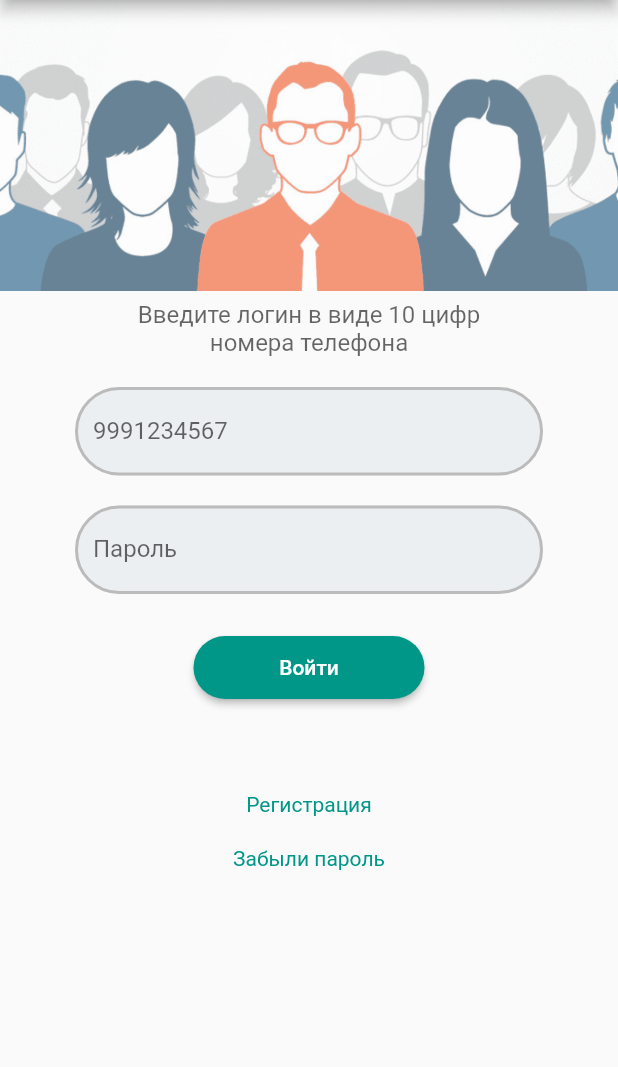
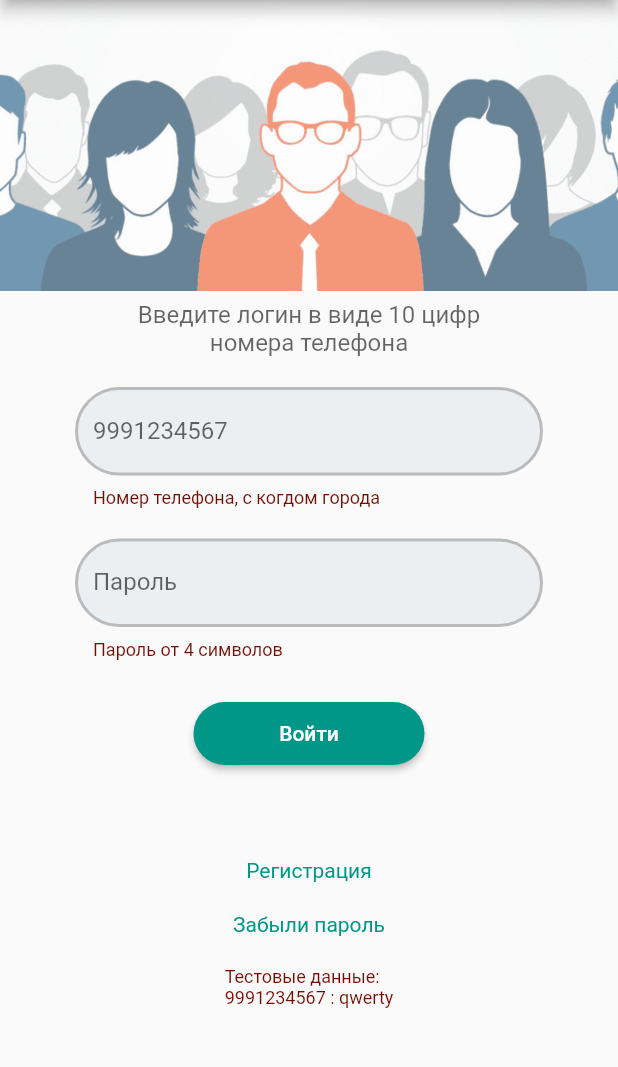
Before and after one commit to iswift-ru/finale_project, a Flutter app: the screen it shows after launch, after a tap on "Войти", on a phone screen of 412 x 824 dp, the part 84-1151 px from its top. Run offline on Flutter 3.47's test engine with Material 2 defaults, Android fonts, the phone set to English and light mode, and no system bars; Roboto replaces fonts that are missing (Georgia, Hing).

Commit message:
авторизация

```diff
--- a/lib/auth.dart
+++ b/lib/auth.dart
@@ -26,6 +26,10 @@ class MainApp extends StatelessWidget {
   }
 }
 
+class AuthData {
+  String phone = "";
+  String pass = "";
+}
 
 class Auth extends StatefulWidget {
   const Auth({Key? key}) : super(key: key);
@@ -35,20 +39,33 @@ class Auth extends StatefulWidget {
 }
 
 class _AuthState extends State<Auth> {
+  final _formKey = GlobalKey<FormState>();
+  AuthData authData = AuthData();
+
+  checkAuth() {
+    if (_formKey.currentState!.validate()) {
+      _formKey.currentState!.save();
+
+      if (authData.phone == "9991234567" && authData.pass == "qwerty")
+        {
+          print("${authData.phone} ${authData.pass} ");
+          return true;
+        }
+      else
+        {
+          return false;
+      }
+    }
+  }
+
   @override
   Widget build(BuildContext context) {
-
     const borderStyle = OutlineInputBorder(
         borderRadius: BorderRadius.all(Radius.circular(36)),
-        borderSide: BorderSide(
-            color: const Color(0xFFbbbbbb), width: 2
-        )
-    );
+        borderSide: BorderSide(color: const Color(0xFFbbbbbb), width: 2));
 
     const linkTextStyle = TextStyle(
-        fontSize: 16,
-        fontWeight: FontWeight.bold,
-        color: Color(0xFF0079D0));
+        fontSize: 16, fontWeight: FontWeight.bold, color: Color(0xFF0079D0));
 
     final ButtonStyle buttonStyle =
         TextButton.styleFrom(primary: Theme.of(context).colorScheme.onPrimary);
@@ -67,57 +84,161 @@ class _AuthState extends State<Auth> {
               alignment: Alignment.topCenter,
               fit: BoxFit.fitWidth,
               opacity: 0.6,
-                )
-            ),
+            )),
             width: double.infinity,
             height: double.infinity,
             padding: EdgeInsets.symmetric(horizontal: 50),
             child: SingleChildScrollView(
-              child: Column(children: [
+              child: Column(
+                children: [
                   // const SizedBox(width: 110, height: 84, child: Image(image: AssetImage('assets/dart-logo.png'),),),
-                SizedBox(height: 200,),
-                const Text('Введите логин в виде 10 цифр\nномера телефона',
-                  style: TextStyle(fontSize: 16, color: Color.fromRGBO(0, 0, 0, 0.6)),
-                  textAlign: TextAlign.center,),
-
-                SizedBox(height: 20,),
-                const TextField(
+                  const SizedBox(
+                    height: 200,
+                  ),
+                  const Text(
+                    'Введите логин в виде 10 цифр\nномера телефона',
+                    style: TextStyle(
+                        fontSize: 16, color: Color.fromRGBO(0, 0, 0, 0.6)),
+                    textAlign: TextAlign.center,
+                  ),
+                  Form(
+                    key: _formKey,
+                    child: Column(
+                      children: <Widget>[
+                        const SizedBox(
+                          height: 20,
+                        ),
+                        TextFormField(
                           keyboardType: TextInputType.phone,
-                  decoration: InputDecoration(
+                          decoration: const InputDecoration(
+                              floatingLabelBehavior:
+                                  FloatingLabelBehavior.never,
                               filled: true,
                               fillColor: Color(0xFFeceff1),
                               enabledBorder: borderStyle,
                               focusedBorder: borderStyle,
+                              errorBorder: borderStyle,
+                              focusedErrorBorder: borderStyle,
                               labelText: '9991234567',
+                              labelStyle: TextStyle(),
+                              errorStyle: TextStyle(
+                                color: Color(0xFF760D03),
+                              )),
+                          onSaved: (value) {
+                            authData.phone = value!.toString();
+                          },
+                          validator: (value) {
+                            if (value!.isEmpty) {
+                              return 'Номер телефона, с когдом города';
+                            }
+                            return null;
+                          },
                         ),
+                        const SizedBox(
+                          height: 20,
                         ),
-                SizedBox(height: 20,),
-                const TextField(
+                        TextFormField(
                           obscureText: true,
-                  decoration: InputDecoration(
+                          decoration: const InputDecoration(
+                              floatingLabelBehavior:
+                                  FloatingLabelBehavior.never,
                               filled: true,
                               fillColor: Color(0xFFeceff1),
                               enabledBorder: borderStyle,
                               focusedBorder: borderStyle,
+                              errorBorder: borderStyle,
+                              focusedErrorBorder: borderStyle,
                               labelText: 'Пароль',
+                              labelStyle: TextStyle(),
+                              errorStyle: TextStyle(
+                                color: Color(0xFF760D03),
+                              )),
+                          onSaved: (value) {
+                            authData.pass = value!.toString();
+                          },
+                          validator: (value) {
+                            if (value!.isEmpty) {
+                              return 'Пароль от 4 символов';
+                            }
+                            return null;
+                          },
+                        ),
+                        const SizedBox(
+                          height: 28,
+                        ),
+                        SizedBox(
+                            width: 154,
+                            height: 42,
+                            child: ElevatedButton(
+                              onPressed: () {
+                                if (!checkAuth()) {
+                                  showDialog(
+                                      context: context,
+                                      builder: (BuildContext context) =>
+                                          AlertDialog(
+                                            title: const Text("Ошибка Входа"),
+                                            content: const Text(
+                                                'Проверьте правильность ввода данных'),
+                                            actions: <Widget>[
+                                              ElevatedButton(
+                                                child: const Text('Закрыть'),
+                                                onPressed: () {
+                                                  Navigator.of(context).pop();
+                                                },
+                                              ),
+                                            ],
+                                          ));
+                                } else {
+                                  isShow = true;
+                                  Navigator.push(
+                                    context,
+                                    MaterialPageRoute(builder: (context) => UsersApp()),
+                                  );
+                                }
+                              },
+                              child: const Text('Войти'),
+                              style: ElevatedButton.styleFrom(
+                                  primary:
+                                      Theme.of(context).colorScheme.primary,
+                                  shape: RoundedRectangleBorder(
+                                    borderRadius:
+                                        BorderRadiusDirectional.circular(36.0),
+                                  )),
+                            )),
+                      ],
                     ),
                   ),
-                SizedBox(height: 28,),
-                SizedBox(width: 154, height: 42, child:
-                ElevatedButton(onPressed: () {},
-                  child: Text('Войти'),
-                  style: ElevatedButton.styleFrom(
-                      primary: Theme.of(context).colorScheme.primary,
-                      shape: RoundedRectangleBorder(
-                        borderRadius: BorderRadiusDirectional.circular(36.0),
-                      )
+
+                  const SizedBox(
+                    height: 62,
                   ),
-                )
+                  InkWell(
+                    child: Text(
+                      'Регистрация',
+                      style: Theme.of(context).textTheme.bodyText2,
                     ),
-                SizedBox(height: 62,),
-                InkWell(child: Text('Регистрация', style: Theme.of(context).textTheme.bodyText2,), onTap: () {},),
-                SizedBox(height: 20,),
-                InkWell(child: Text('Забыли пароль', style: Theme.of(context).textTheme.bodyText2,), onTap: () {},),
+                    onTap: () {},
+                  ),
+                  const SizedBox(
+                    height: 20,
+                  ),
+                  InkWell(
+                    child: Text(
+                      'Забыли пароль',
+                      style: Theme.of(context).textTheme.bodyText2,
+                    ),
+                    onTap: () {},
+                  ),
+                  const SizedBox(
+                    height: 20,
+                  ),
+                  const Text(
+                    "Тестовые данные:\n9991234567 : qwerty",
+                    style: TextStyle(
+                        color: Color(0xFF760D03),
+                      fontSize: 12,
+                    ),
+                  ),
                 ],
               ),
             ),
--- a/lib/navigations.dart
+++ b/lib/navigations.dart
@@ -28,6 +28,8 @@ class ApplicationBar {
       );
 }
 
+bool isShow = false;
+
 Widget navDrawer(context) => Drawer(
   child: ListView(
     padding: EdgeInsets.zero,
@@ -48,15 +50,22 @@ Widget navDrawer(context) => Drawer(
                         fit: BoxFit.fill),
                   ),
                 ),
-                Padding(
+                const Padding(
                   padding: EdgeInsets.only(bottom: 20),
                   child: Align(
                     alignment: Alignment.bottomCenter,
                     child: Text("Пользователи",
                       style: TextStyle(
-                        color: Theme.of(context).colorScheme.primary,
-                        fontSize: 20,
+                        color: Colors.white,
+                        fontSize: 30,
                         fontWeight: FontWeight.bold,
+                        shadows: <Shadow>[
+                          Shadow(
+                            offset: Offset(1.0, 1.0),
+                            blurRadius: 3.0,
+                            color: Color.fromARGB(255, 0, 0, 0),
+                          ),
+                        ],
                       ),
                     ),
                   ),
@@ -64,7 +73,7 @@ Widget navDrawer(context) => Drawer(
               ],
             ),
           )),
-      ListTile(
+      !isShow ? ListTile(
         leading: const Icon(Icons.input_rounded),
         title: const Text("Войти"),
         onTap: () {
@@ -73,10 +82,20 @@ Widget navDrawer(context) => Drawer(
             MaterialPageRoute(builder: (context) => Auth()),
           );
 
-          // Navigator.pushNamed(context, '/');
+        },
+      ) : ListTile(
+        leading: const Icon(Icons.input_rounded),
+        title: const Text("Выйти", style: TextStyle(color: Colors.red),),
+        onTap: () {
+          isShow = false;
+          Navigator.push(
+            context,
+            MaterialPageRoute(builder: (context) => Auth()),
+          );
+
         },
       ),
-      ListTile(
+      isShow ? ListTile(
         leading: const Icon(Icons.format_list_numbered_sharp),
         title: const Text("Список пользователей",),
         onTap: () {
@@ -84,9 +103,9 @@ Widget navDrawer(context) => Drawer(
             context,
             MaterialPageRoute(builder: (context) => UsersApp()),
           );
-          // Navigator.pushNamed(context, '/users');
+
         },
-      ),
+      ): Container(),
       // ListTile(
       //   leading: const Icon(Icons.format_list_numbered_sharp),
       //   title: const Text("Пользователь",),
```
Lines whose indentation alone changed are shown as unchanged.
